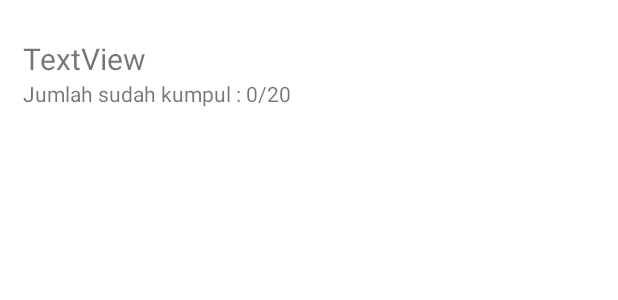
After one commit to jokenlang/MDP-Project-2022, an Android app: the layout list_module_class.xml on its own in the app's theme, with its tools: preview values and no code run, on a phone screen of 412 x 824 dp. The commit adds this screen. Shown: the top 300 px of the screen. Run offline under Robolectric (Android 15) with nearby library versions, the phone set to English and light mode, and no system bars.

Commit message:
Add Recrycler View List Module Teacher and Event On Click

```diff
--- a/app/src/main/java/com/example/mdp_project/ModuleDao.kt
+++ b/app/src/main/java/com/example/mdp_project/ModuleDao.kt
@@ -18,4 +18,7 @@ interface ModuleDao {
 
     @Query("SELECT * FROM module where module_id = :module_id")
     suspend fun get(module_id:Int):ModuleEntity?
+
+    @Query("SELECT * FROM module where class_id = :class_id")
+    suspend fun getModulesByClass(class_id:Int):List<ModuleEntity>
 }
--- a/app/src/main/java/com/example/mdp_project/QuizTeacherActivity.kt
+++ b/app/src/main/java/com/example/mdp_project/QuizTeacherActivity.kt
@@ -28,7 +28,8 @@ class QuizTeacherActivity : AppCompatActivity() {
         listQuiz = mutableListOf()
 
         db = AppDatabase.build(this)
-        idxModule = intent.getStringExtra("idx")!!.toInt()
+        idxModule = intent.getStringExtra("idxModule")!!.toInt()
+        Toast.makeText(this, "$idxModule", Toast.LENGTH_SHORT).show()
         btnAdd = findViewById(R.id.btnAddQuizTeacher)
         rvQuiz = findViewById(R.id.rvQuizTeacher)
         tvModule = findViewById(R.id.tvNamaModuleQuizTeacher)
--- /dev/null
+++ b/app/src/main/res/layout/list_module_class.xml
@@ -0,0 +1,23 @@
+<?xml version="1.0" encoding="utf-8"?>
+<LinearLayout xmlns:android="http://schemas.android.com/apk/res/android"
+    android:layout_width="match_parent"
+    android:layout_height="wrap_content"
+    android:layout_marginLeft="15sp"
+    android:layout_marginTop="25sp"
+    android:layout_marginRight="15sp"
+    android:layout_marginBottom="25sp"
+    android:orientation="vertical">
+
+    <TextView
+        android:id="@+id/tvListModuleName"
+        android:layout_width="match_parent"
+        android:layout_height="wrap_content"
+        android:text="TextView"
+        android:textSize="20sp" />
+
+    <TextView
+        android:id="@+id/tvJumlahKumpulModule"
+        android:layout_width="match_parent"
+        android:layout_height="wrap_content"
+        android:text="Jumlah sudah kumpul : 0/20" />
+</LinearLayout>
```
Also changed, not shown: app/src/main/java/com/example/mdp_project/ClassModuleTeacherAdapter.kt (added, +38 -0 lines), app/src/main/java/com/example/mdp_project/ModuleTeacherActivity.kt (+38 -0 lines).
